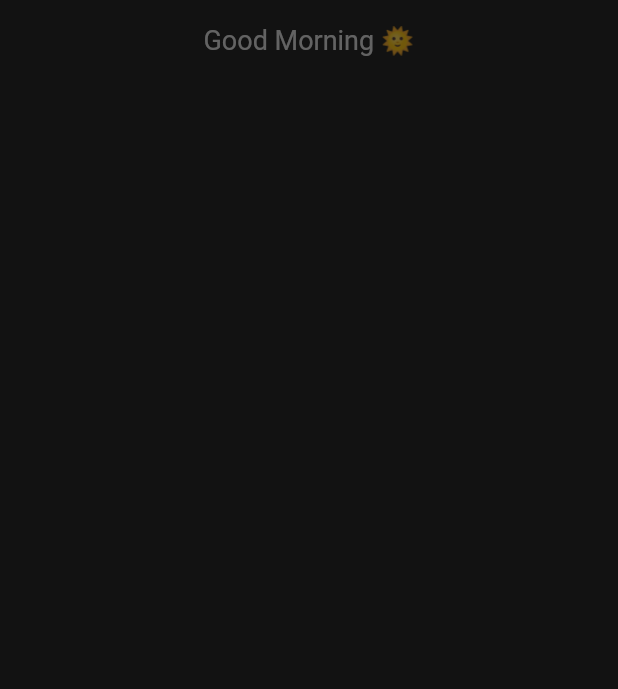
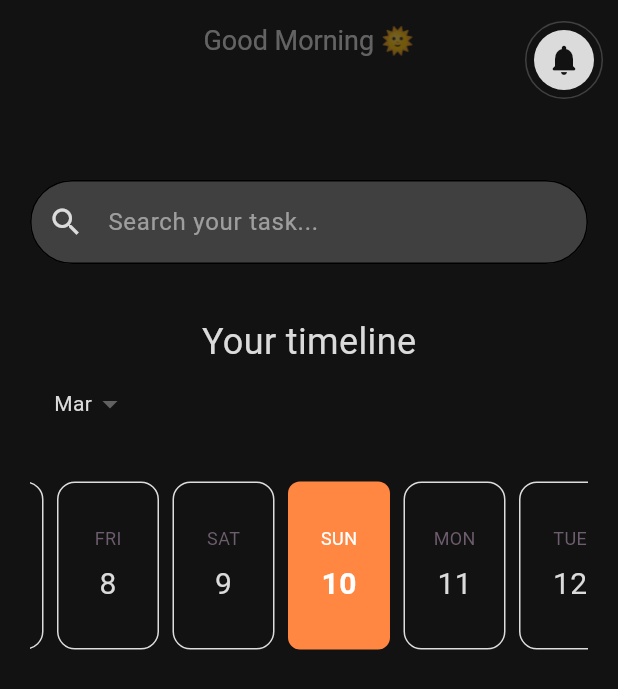
Before and after one commit to gwrgwr/task_manager_app, a Flutter app: the screen it shows after launch, after a tap on "Let's start", on a phone screen of 412 x 824 dp. Shown: the top 689 px of the screen. Run offline on Flutter 3.47's test engine with Material 3 defaults, Android fonts, the light colour scheme and no system bars; drawn by our look-alikes of easy_date_timeline; our stand-ins replace get.

Commit message:
seventh commit

```diff
--- a/lib/home/views/home_page.dart
+++ b/lib/home/views/home_page.dart
@@ -1,3 +1,4 @@
+import 'package:easy_date_timeline/easy_date_timeline.dart';
 import 'package:flutter/material.dart';
 import 'package:intl/intl.dart';
 import 'package:task_manager_app/utils/color_app.dart';
@@ -25,7 +26,118 @@ class HomePage extends StatelessWidget {
   Widget build(BuildContext context) {
     return Scaffold(
       backgroundColor: ColorApp.backgroundColor,
-      appBar: AppBar(
+      appBar: appBarSection(),
+      body: Padding(
+        padding: const EdgeInsets.symmetric(
+          horizontal: 20,
+          vertical: 50,
+        ),
+        child: SingleChildScrollView(
+          child: Column(
+            children: [
+              TextField(
+                cursorColor: ColorApp.textColor,
+                decoration: InputDecoration(
+                  filled: true,
+                  fillColor: ColorApp.inputColor,
+                  hintText: "Search your task...",
+                  hintStyle: TextStyle(
+                    color: ColorApp.textColor.withOpacity(0.6),
+                  ),
+                  prefixIcon: IconButton(
+                    icon: Icon(
+                      Icons.search,
+                      color: ColorApp.textColor,
+                    ),
+                    onPressed: () {},
+                  ),
+                  enabledBorder: OutlineInputBorder(
+                    borderRadius: BorderRadius.circular(30),
+                  ),
+                  focusedBorder: OutlineInputBorder(
+                    borderRadius: BorderRadius.circular(30),
+                    borderSide: BorderSide(color: ColorApp.textColor),
+                  ),
+                ),
+              ),
+              SizedBox(height: 35),
+              Text(
+                'Your timeline',
+                style: TextStyle(
+                  color: ColorApp.textColor,
+                  fontSize: 24,
+                ),
+              ),
+              EasyDateTimeLine(
+                initialDate: DateTime.now(),
+                onDateChange: (selectedDate) {},
+                headerProps: EasyHeaderProps(
+                  showSelectedDate: false,
+                  monthStyle: TextStyle(
+                    color: ColorApp.textColor,
+                  ),
+                ),
+                dayProps: EasyDayProps(
+                  todayHighlightStyle: TodayHighlightStyle.withBackground,
+                  todayHighlightColor: ColorApp.subBackgroundColor,
+                  todayStyle: DayStyle(
+                    dayStrStyle: TextStyle(
+                      color: ColorApp.backgroundColor,
+                      fontSize: 14,
+                    ),
+                    dayNumStyle: TextStyle(
+                      color: ColorApp.backgroundColor,
+                      fontSize: 26,
+                    ),
+                  ),
+                  activeDayStyle: DayStyle(
+                    decoration: BoxDecoration(
+                      color: ColorApp.subBackgroundColor,
+                      borderRadius: BorderRadius.circular(8),
+                    ),
+                  ),
+                  dayStructure: DayStructure.dayStrDayNum,
+                  inactiveDayStyle: DayStyle(
+                    dayNumStyle:
+                        TextStyle(color: ColorApp.textColor, fontSize: 20),
+                  ),
+                ),
+                timeLineProps: EasyTimeLineProps(
+                  separatorPadding: 9,
+                  vPadding: 4,
+                ),
+              ),
+            ],
+          ),
+        ),
+      ),
+    );
+  }
+
+  AppBar appBarSection() {
+    return AppBar(
+      actions: [
+        Padding(
+          padding: const EdgeInsets.only(top: 10, right: 10),
+          child: Container(
+            padding: EdgeInsets.all(5.0),
+            decoration: BoxDecoration(
+              border: Border.all(color: ColorApp.inputColor),
+              shape: BoxShape.circle,
+            ),
+            child: CircleAvatar(
+              backgroundColor: ColorApp.textColor,
+              child: IconButton(
+                onPressed: () {},
+                icon: Icon(
+                  Icons.notifications_rounded,
+                  color: ColorApp.backgroundColor,
+                ),
+              ),
+            ),
+          ),
+        )
+      ],
       backgroundColor: ColorApp.backgroundColor,
       toolbarHeight: 70,
       title: Column(
@@ -43,8 +155,6 @@ class HomePage extends StatelessWidget {
         ],
       ),
       centerTitle: true,
-      ),
-      body: Column(),
     );
   }
 }
--- a/lib/login/controller/login_controller.dart
+++ /dev/null
@@ -1,6 +0,0 @@
-import 'package:flutter/material.dart';
-import 'package:get/get.dart';
-
-class LoginController extends GetxController {
-
-}
--- a/pubspec.yaml
+++ b/pubspec.yaml
@@ -37,6 +37,7 @@ dependencies:
   cupertino_icons: ^1.0.6
   get: ^4.6.6
   intl: ^0.19.0
+  easy_date_timeline: ^1.0.6
 
 dev_dependencies:
   flutter_test:
```
Also changed, not shown: pubspec.lock. Lines whose indentation alone changed are shown as unchanged.
